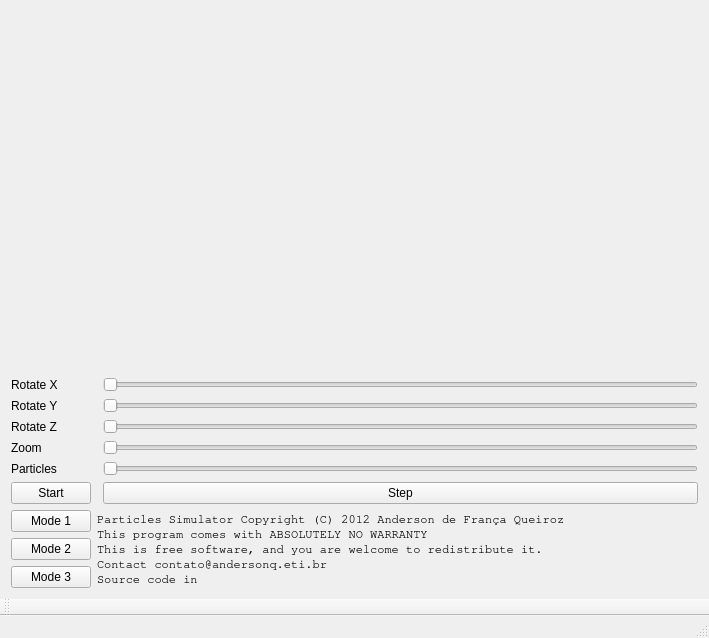
First picture: the form in mainwindow.ui, repository AndersonQ/ParticleSumulator, before the edit.
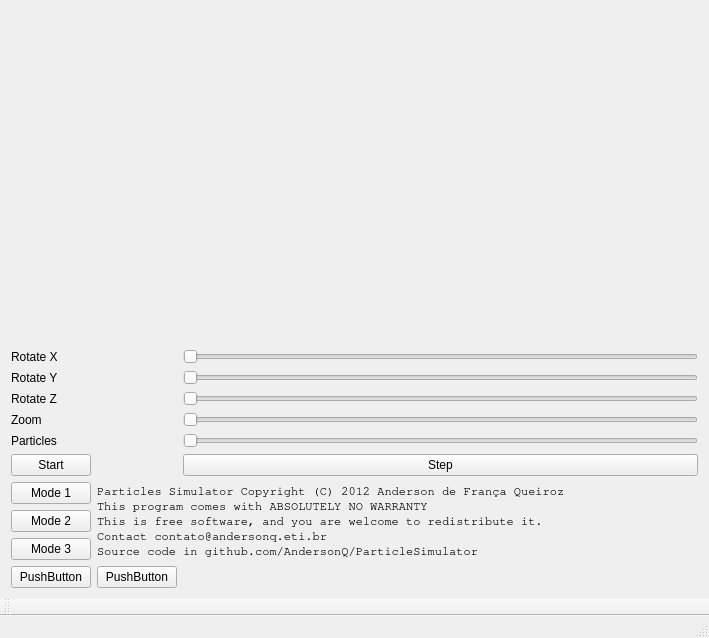
Second picture: the form after the edit. Custom widgets are drawn as their Qt base class.

Commit message: Particles size can be changed

```diff
--- a/mainwindow.ui
+++ b/mainwindow.ui
@@ -128,7 +128,7 @@
 This program comes with ABSOLUTELY NO WARRANTY
 This is free software, and you are welcome to redistribute it.
 Contact contato@andersonq.eti.br
-Source code in </string>
+Source code in github.com/AndersonQ/ParticleSimulator</string>
       </property>
      </widget>
     </item>
@@ -160,6 +160,20 @@
       </property>
      </widget>
     </item>
+    <item row="14" column="0">
+     <widget class="QPushButton" name="pushButton_5">
+      <property name="text">
+       <string>PushButton</string>
+      </property>
+     </widget>
+    </item>
+    <item row="14" column="1">
+     <widget class="QPushButton" name="pushButton_6">
+      <property name="text">
+       <string>PushButton</string>
+      </property>
+     </widget>
+    </item>
    </layout>
   </widget>
   <widget class="QMenuBar" name="menuBar">
```
Left out of the diff: 68 changed lines with no effect on the pictures. The commit also changes 2 other files.
